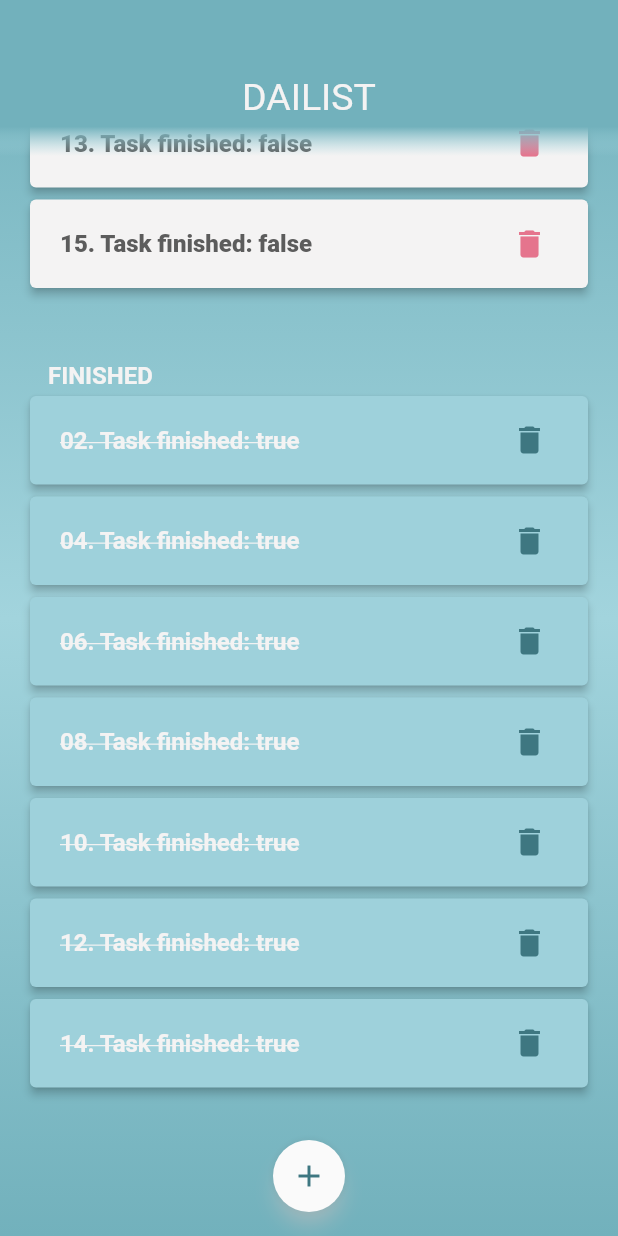
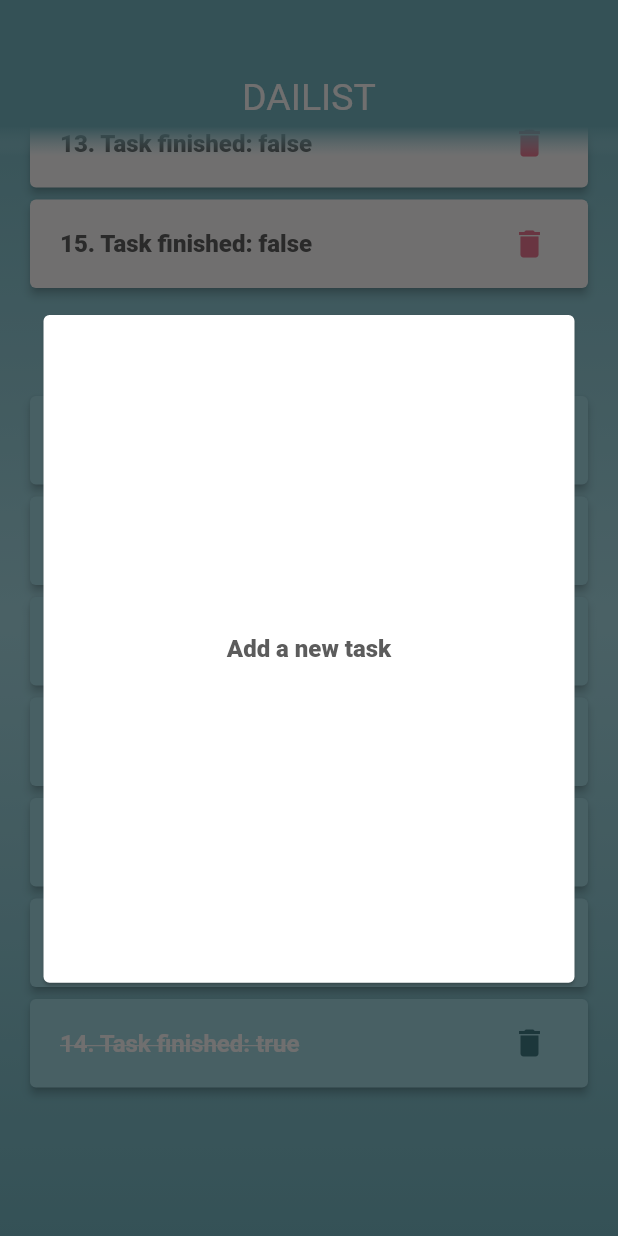
Before and after one commit to s7Thiago/fluter-todo-list-app, a Flutter app: the screen it shows after launch, scrolled down 464 dp, after a tap on the "add" icon, on a phone screen of 412 x 824 dp. Run offline on Flutter 3.47's test engine with Material 2 defaults, Android fonts, the light colour scheme and no system bars.

Commit message:
Creating new task overlay with transition

```diff
--- a/lib/main.dart
+++ b/lib/main.dart
@@ -1,10 +1,13 @@
 import 'package:flutter/material.dart';
 import 'package:provider/provider.dart';
 
+import 'src/views/home.dart';
+import 'src/views/new_task_screen.dart';
+
 import 'src/utils/routes.dart';
-import 'src/views/home.dart';
+import 'src/utils/styles.dart';
+
 import 'src/providers/tasks.dart';
-import 'src/utils/styles.dart';
 
 main() => runApp(App());
 
@@ -19,7 +22,7 @@ class App extends StatelessWidget {
         ),
         routes: {
           AppRoutes.HOME: (_) => HomeScreen(),
-          AppRoutes.NEW_TASK: (_) => HomeScreen(),
+          AppRoutes.NEW_TASK: (_) => NewTaskScreen(),
         },
       ),
     );
--- /dev/null
+++ b/lib/src/views/new_task_screen.dart
@@ -0,0 +1,34 @@
+import 'package:flutter/material.dart';
+import '../providers/tasks.dart';
+import '../utils/styles.dart';
+
+class NewTaskScreen extends StatelessWidget {
+  @override
+  Widget build(BuildContext context) {
+    return Padding(
+      padding: EdgeInsets.only(
+        top: MediaQuery.of(context).size.height * .25,
+        bottom: MediaQuery.of(context).size.height * .2,
+        left: 25,
+        right: 25,
+      ),
+      child: Hero(
+        tag: 'newTask',
+        child: Material(
+          type: MaterialType.transparency,
+          child: Card(
+            semanticContainer: true,
+            child: Center(
+              child: FittedBox(
+                child: Text(
+                  'Add a new task',
+                  style: AppStyles.textStyleTaskListContent,
+                ),
+              ),
+            ),
+          ),
+        ),
+      ),
+    );
+  }
+}
--- a/lib/src/widgets/floating_action_button.dart
+++ b/lib/src/widgets/floating_action_button.dart
@@ -1,14 +1,32 @@
 import 'package:flutter/material.dart';
+import 'package:todo_list_app/src/views/new_task_screen.dart';
+
 import '../utils/styles.dart';
+import '../utils/routes.dart';
 
 class AppFab extends StatelessWidget {
   const AppFab({
     Key key,
   }) : super(key: key);
 
+  _newTask(BuildContext context) {
+    Navigator.of(context).push(PageRouteBuilder(
+        opaque: false,
+        fullscreenDialog: false,
+        maintainState: true,
+        transitionDuration: Duration(milliseconds: 550),
+        barrierDismissible: true,
+        barrierColor: Colors.black54,
+        pageBuilder: (ctx, _, __) {
+          return NewTaskScreen();
+        }));
+  }
+
   @override
   Widget build(BuildContext context) {
-    return Material(
+    return Hero(
+      tag: 'newTask',
+      child: Material(
         shadowColor: Colors.white,
         elevation: 5,
         borderRadius: BorderRadius.circular(25),
@@ -16,19 +34,22 @@ class AppFab extends StatelessWidget {
           borderRadius: BorderRadius.circular(25),
           onTap: () {},
           child: Container(
+            width: 50,
+            height: 50,
             child: IconButton(
               splashRadius: 25,
               icon: Icon(
                 Icons.add,
                 color: AppStyles.primaryColorDark1,
               ),
-            onPressed: () {},
+              onPressed: () => _newTask(context),
             ),
             decoration: BoxDecoration(
               borderRadius: BorderRadius.circular(25),
             ),
           ),
         ),
+      ),
     );
   }
 }
```
Lines whose indentation alone changed are shown as unchanged.
